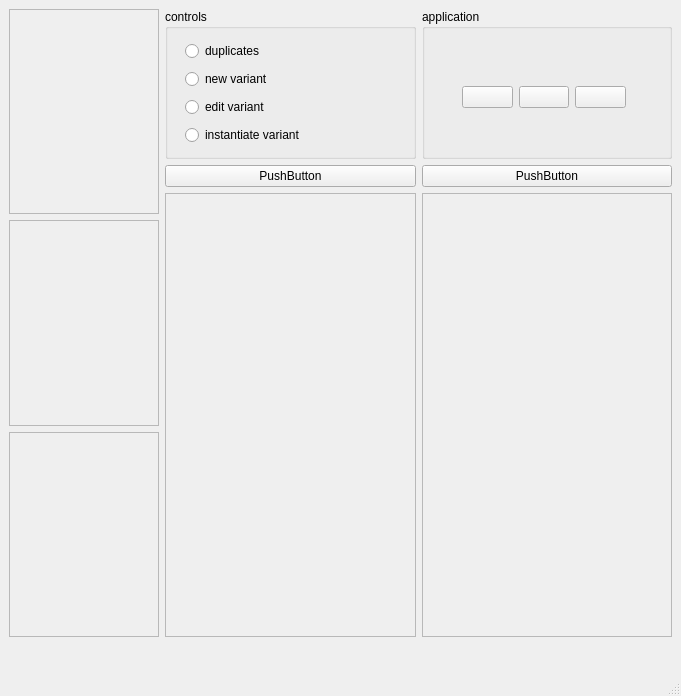
First picture: the form in BehaviourEditor/ui_behaviour_linker_editor.ui, repository heinz-preisig/ProMo-packages-OntologyBuilder, before the edit.
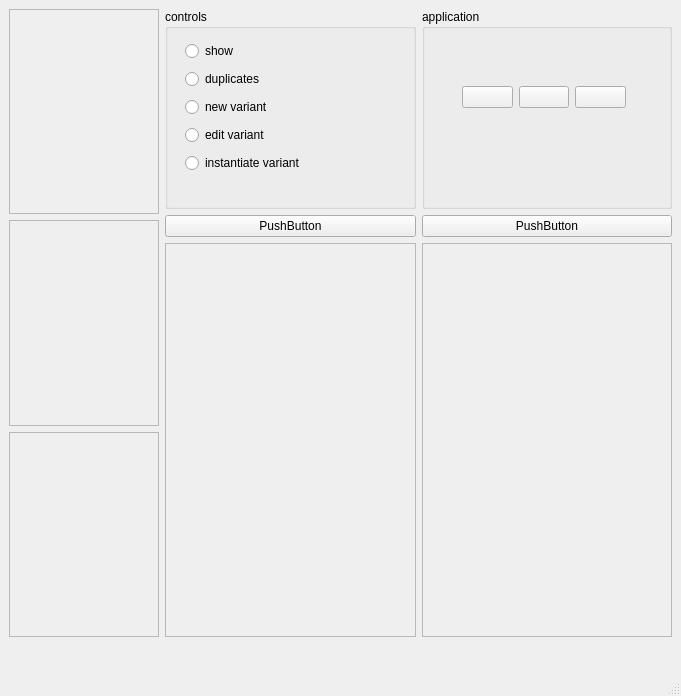
Second picture: the form after the edit.

What changed in the file:
```diff
--- a/BehaviourEditor/ui_behaviour_linker_editor.ui
+++ b/BehaviourEditor/ui_behaviour_linker_editor.ui
@@ -31,7 +31,7 @@
         <property name="minimumSize">
          <size>
           <width>0</width>
-          <height>150</height>
+          <height>200</height>
          </size>
         </property>
         <property name="title">
@@ -43,10 +43,17 @@
            <x>20</x>
            <y>30</y>
            <width>231</width>
-           <height>112</height>
+           <height>141</height>
           </rect>
          </property>
          <layout class="QVBoxLayout" name="verticalLayout">
+          <item>
+           <widget class="QRadioButton" name="radioButtonShowVariant">
+            <property name="text">
+             <string>show</string>
+            </property>
+           </widget>
+          </item>
           <item>
            <widget class="QRadioButton" name="radioButtonDuplicates">
             <property name="text">
@@ -97,7 +104,7 @@
            <x>0</x>
            <y>0</y>
            <width>247</width>
-           <height>437</height>
+           <height>387</height>
           </rect>
          </property>
         </widget>
@@ -173,7 +180,7 @@
         <property name="minimumSize">
          <size>
           <width>0</width>
-          <height>150</height>
+          <height>200</height>
          </size>
         </property>
         <property name="title">
@@ -261,7 +268,7 @@
            <x>0</x>
            <y>0</y>
            <width>246</width>
-           <height>437</height>
+           <height>387</height>
           </rect>
          </property>
         </widget>
```
